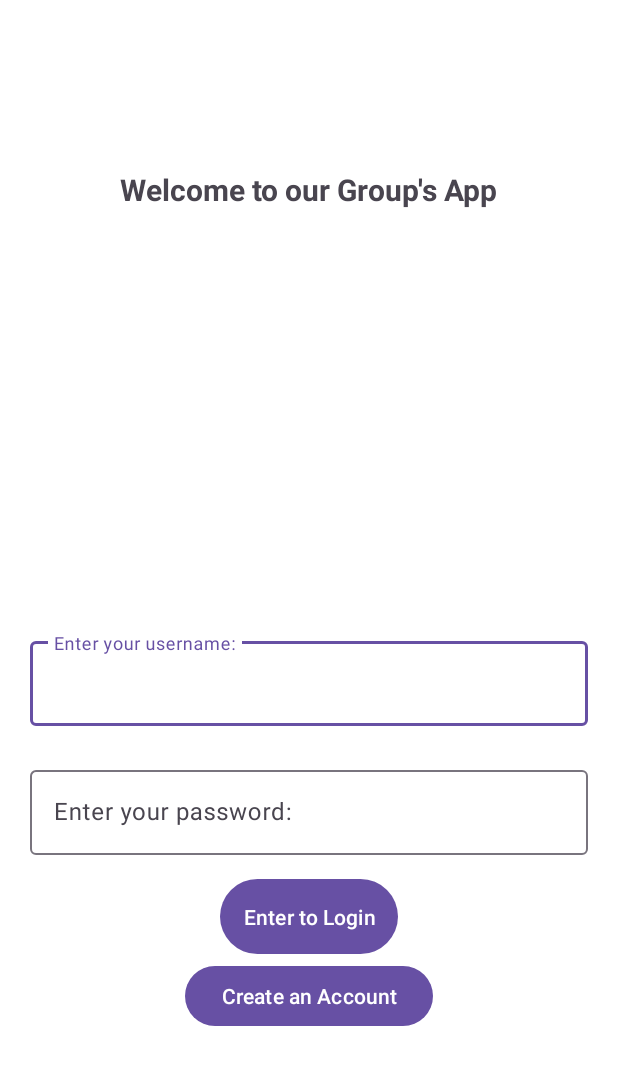
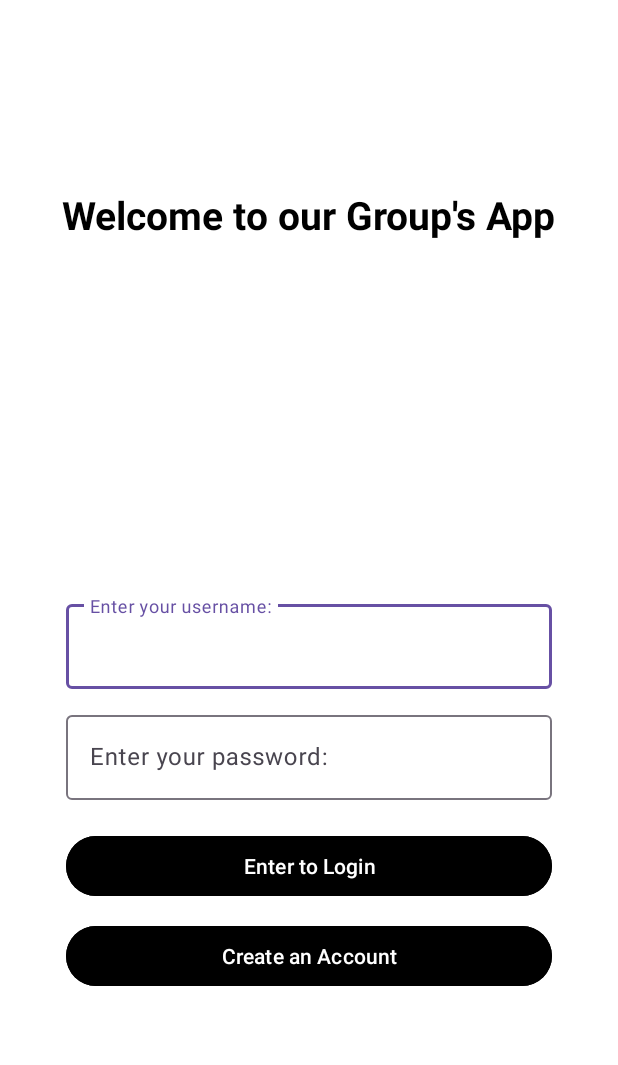
Before and after one commit to ellio357/GroupProject476, an Android app: the screen it shows after launch (MainActivity), on a phone screen of 412 x 824 dp. Shown: the top 1065 px of the screen. Run offline under Robolectric (Android 15) with nearby library versions, the phone set to English and light mode, and no system bars; our stand-ins replace Firebase (no records; nobody signed in at launch, a user with empty details on screens opened directly).

Commit message:
Style updates for login (can change around colors if need)

```diff
--- a/app/src/main/res/layout/activity_main.xml
+++ b/app/src/main/res/layout/activity_main.xml
@@ -7,45 +7,48 @@
     android:layout_height="match_parent"
     android:orientation="vertical"
     android:background="@color/white"
+    android:padding="24dp"
     tools:context=".MainActivity">
+
 
     <LinearLayout
         android:layout_width="match_parent"
         android:layout_height="0dp"
-        android:layout_weight=".5"
+        android:layout_weight="0.5"
+        android:orientation="vertical"
         android:gravity="center"
-        android:orientation="vertical">
+        android:padding="16dp">
 
         <TextView
             android:id="@+id/welcomeMessage"
             android:layout_width="wrap_content"
             android:layout_height="wrap_content"
             android:text="@string/welcome_message"
-            android:textSize="20sp"
-            android:textStyle="bold" />
+            android:textSize="26sp"
+            android:textStyle="bold"
+            android:textColor="@color/black"
+            android:layout_marginBottom="8dp" />
 
-        <TextView
-            android:id="@+id/welcomeDescription"
-            android:layout_width="wrap_content"
-            android:layout_height="wrap_content"
-            android:textSize="16sp" />
+
     </LinearLayout>
 
     <LinearLayout
         android:layout_width="match_parent"
         android:layout_height="0dp"
         android:layout_weight="1"
+        android:orientation="vertical"
+        android:padding="20dp"
+        android:elevation="6dp"
         android:gravity="center"
-        android:orientation="vertical"
-        android:padding="20dp">
+        android:layout_marginTop="12dp"
+        android:layout_marginBottom="24dp">
 
         <com.google.android.material.textfield.TextInputLayout
             android:id="@+id/usernameTextInput"
             android:layout_width="match_parent"
             android:layout_height="wrap_content"
             android:hint="@string/username_hint"
-            android:paddingTop="12dp"
-            android:paddingBottom="12dp">
+            android:layout_marginBottom="12dp">
 
             <com.google.android.material.textfield.TextInputEditText
                 android:id="@+id/editTextEmail"
@@ -59,8 +62,7 @@
             android:layout_width="match_parent"
             android:layout_height="wrap_content"
             android:hint="@string/password_hint"
-            android:paddingTop="12dp"
-            android:paddingBottom="12dp">
+            android:layout_marginBottom="20dp">
 
             <com.google.android.material.textfield.TextInputEditText
                 android:id="@+id/editTextPassword"
@@ -69,17 +71,23 @@
                 android:inputType="textPassword" />
         </com.google.android.material.textfield.TextInputLayout>
 
-        <Button
+        <com.google.android.material.button.MaterialButton
             android:id="@+id/loginButton"
-            android:layout_width="wrap_content"
+            android:layout_width="match_parent"
             android:layout_height="wrap_content"
             android:text="@string/login_button"
-            android:padding="15dp" />
+            android:backgroundTint="@color/black"
+            android:textColor="@android:color/white"
 
-        <Button
+            android:layout_marginBottom="12dp" />
+
+        <com.google.android.material.button.MaterialButton
             android:id="@+id/registerNavButton"
-            android:layout_width="wrap_content"
+            android:layout_width="match_parent"
             android:layout_height="wrap_content"
-            android:text="@string/create_an_account" />
+            android:text="@string/create_an_account"
+            android:backgroundTint="@color/black"
+            android:textColor="@android:color/white"/>
+
     </LinearLayout>
 </LinearLayout>
```
